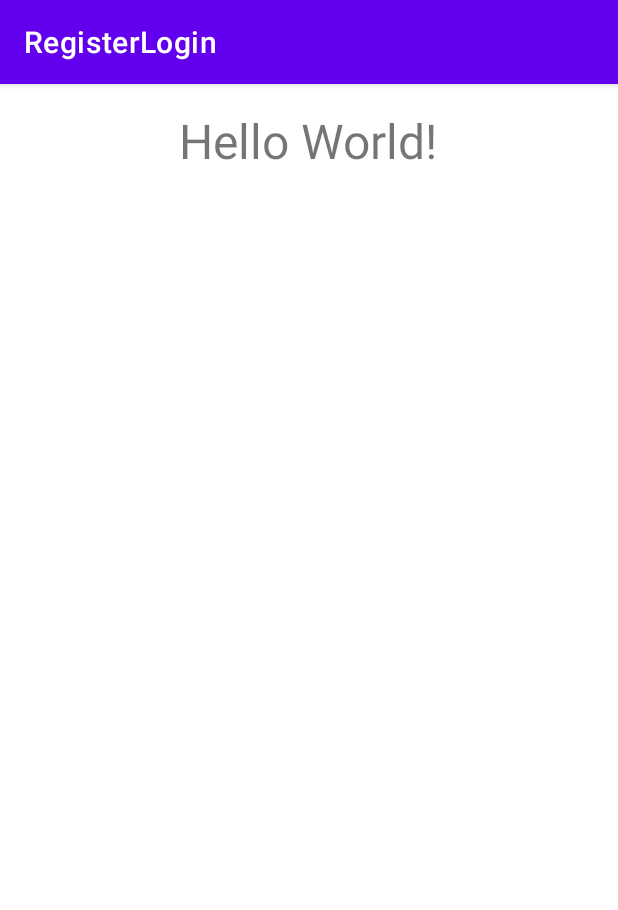
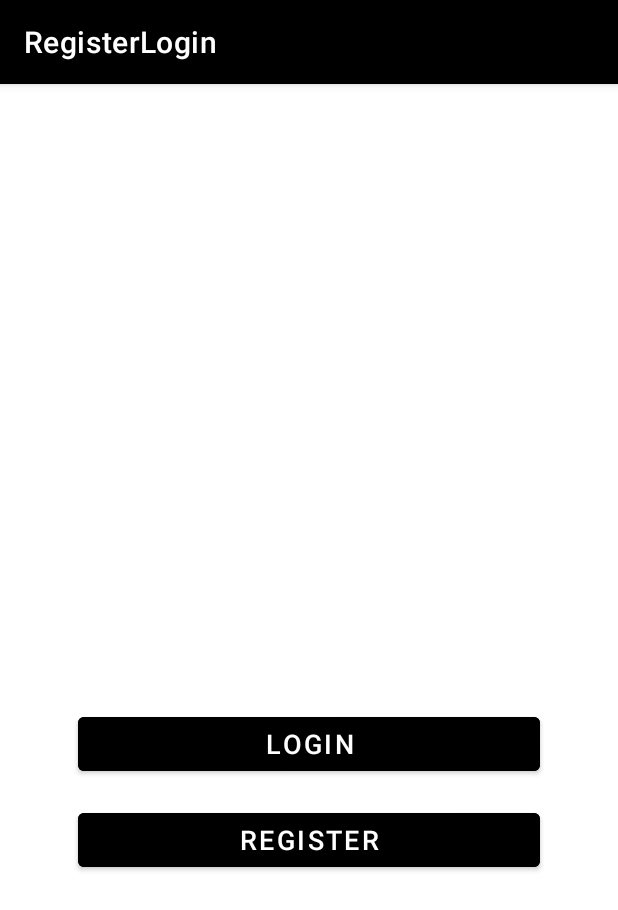
Before and after one commit to AdnSmile/RegisterLogin, an Android app: the screen it shows after launch (MainActivity before the commit, StartPage after it), on a phone screen of 412 x 824 dp. Shown: the top 910 px of the screen. Run offline under Robolectric (Android 15) with nearby library versions, the phone set to English and light mode, and no system bars.

Commit message:
membuat Tampilan UI StartPage

```diff
--- a/app/src/main/AndroidManifest.xml
+++ b/app/src/main/AndroidManifest.xml
@@ -15,6 +15,9 @@
         tools:targetApi="31">
         <activity
             android:name=".MainActivity"
+            android:exported="false" />
+        <activity
+            android:name=".StartPage"
             android:exported="true">
             <intent-filter>
                 <action android:name="android.intent.action.MAIN" />
--- /dev/null
+++ b/app/src/main/java/com/example/registerlogin/StartPage.kt
@@ -0,0 +1,11 @@
+package com.example.registerlogin
+
+import androidx.appcompat.app.AppCompatActivity
+import android.os.Bundle
+
+class StartPage : AppCompatActivity() {
+    override fun onCreate(savedInstanceState: Bundle?) {
+        super.onCreate(savedInstanceState)
+        setContentView(R.layout.activity_start_page)
+    }
+}
--- /dev/null
+++ b/app/src/main/res/layout/activity_start_page.xml
@@ -0,0 +1,38 @@
+<?xml version="1.0" encoding="utf-8"?>
+<LinearLayout xmlns:android="http://schemas.android.com/apk/res/android"
+    xmlns:app="http://schemas.android.com/apk/res-auto"
+    xmlns:tools="http://schemas.android.com/tools"
+    android:layout_width="match_parent"
+    android:layout_height="match_parent"
+    tools:context=".StartPage"
+    android:gravity="center_horizontal"
+    android:orientation="vertical"
+    android:layout_margin="16sp"
+
+    >
+
+
+    <Button
+        android:id="@+id/btnLogin"
+        android:layout_width="match_parent"
+        android:layout_height="wrap_content"
+        android:text="LOGIN"
+        android:textSize="18dp"
+        android:layout_marginTop="400dp"
+        android:layout_marginStart="36dp"
+        android:layout_marginEnd="36dp"
+        android:backgroundTint="@color/black"
+        />
+
+    <Button
+        android:id="@+id/btnRegister"
+        android:layout_width="match_parent"
+        android:layout_height="wrap_content"
+        android:text="REGISTER"
+        android:textSize="18dp"
+        android:layout_marginTop="16dp"
+        android:layout_marginStart="36dp"
+        android:layout_marginEnd="36dp"
+        android:backgroundTint="@color/black"
+        />
+</LinearLayout>
--- a/app/src/main/res/values/themes.xml
+++ b/app/src/main/res/values/themes.xml
@@ -2,8 +2,8 @@
     <!-- Base application theme. -->
     <style name="Theme.RegisterLogin" parent="Theme.MaterialComponents.DayNight.DarkActionBar">
         <!-- Primary brand color. -->
-        <item name="colorPrimary">@color/purple_500</item>
-        <item name="colorPrimaryVariant">@color/purple_700</item>
+        <item name="colorPrimary">@color/black</item>
+        <item name="colorPrimaryVariant">@color/black</item>
         <item name="colorOnPrimary">@color/white</item>
         <!-- Secondary brand color. -->
         <item name="colorSecondary">@color/teal_200</item>
```
